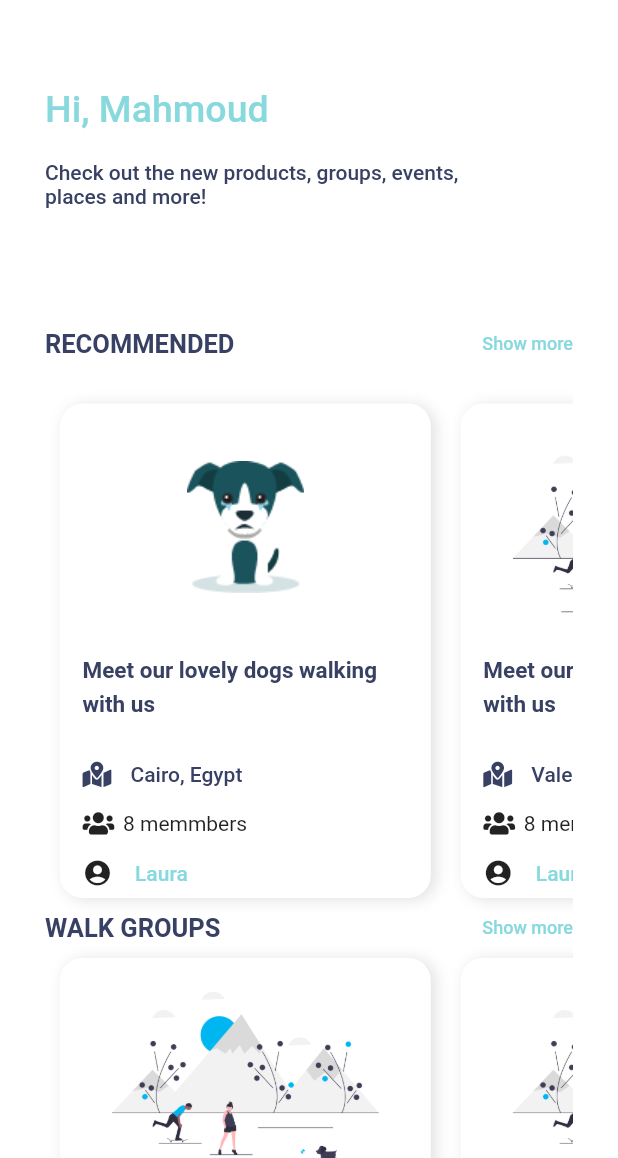
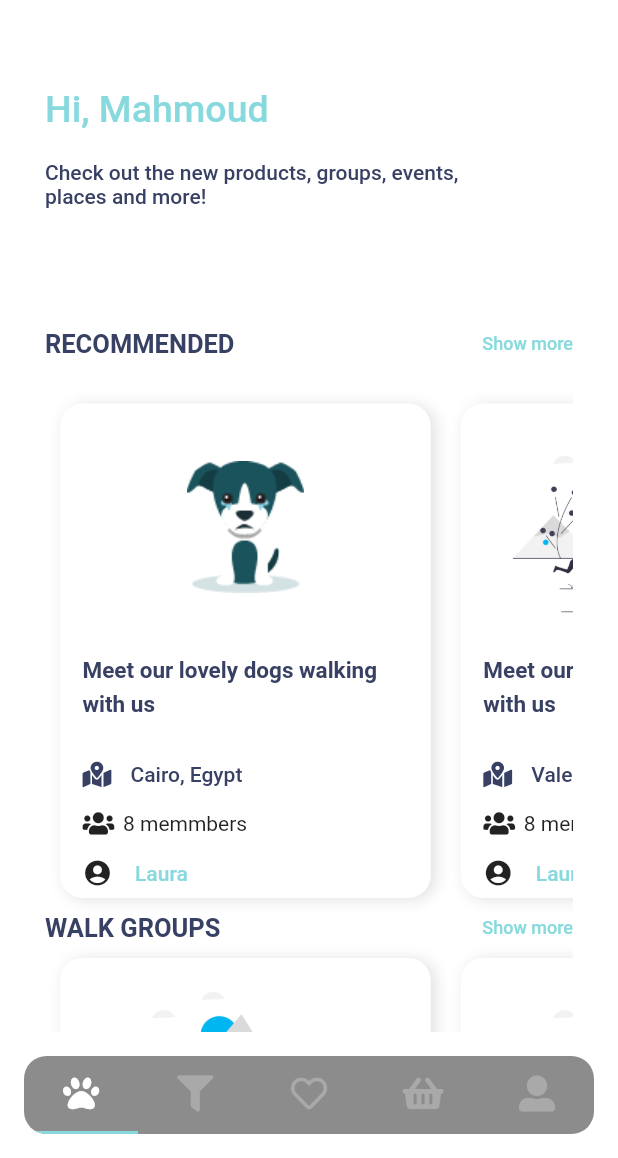
Before and after one commit to MHarooney/IPetMobileVersion, a Flutter app: the DashBoardScreen screen opened directly, on a phone screen of 412 x 824 dp, the part 78-1236 px from its top. Run offline on Flutter 3.47's test engine with Material 2 defaults, Android fonts, the phone set to English and light mode, and no system bars; our stand-ins replace country_code_picker, device_preview, font_awesome_flutter; Roboto replaces fonts that are missing (Montserrat).

Commit message:
Bottom App Bar Created

```diff
--- a/lib/views/dash_board/components/custom_grid_view_card.dart
+++ b/lib/views/dash_board/components/custom_grid_view_card.dart
@@ -24,11 +24,13 @@ class CustomGridViewCard extends StatelessWidget {
   }) : super(key: key);
   @override
   Widget build(BuildContext context) {
+    var size = MediaQuery.of(context).size;
+
     return MyCustomCard(
       ipetDecoration: AppConst.greyBoxShadow,
       colour: null,
-      ipetWidth: MediaQuery.of(context).size.width * 0.60,
-      ipetHeight: MediaQuery.of(context).size.height * 0.40,
+      ipetWidth: size.width * 0.60,
+      ipetHeight: size.height * 0.40,
       childCard: LayoutBuilder(
         builder: (context, constraints) => Column(
           children: <Widget>[
--- a/lib/views/dash_board/dash_board_page_mobile.dart
+++ b/lib/views/dash_board/dash_board_page_mobile.dart
@@ -3,6 +3,7 @@ import 'package:font_awesome_flutter/font_awesome_flutter.dart';
 import 'package:ipetmobile/constants/constants.dart';
 import 'package:ipetmobile/views/dash_board/components/custom_grid_view_card.dart';
 import 'package:ipetmobile/widgets/app_drawer/app_drawer.dart';
+import 'package:ipetmobile/widgets/common/ipet_bottom_app_bar.dart';
 import 'package:ipetmobile/widgets/common/ipet_custom_icon.dart';
 import 'package:ipetmobile/widgets/common/ipet_custom_scaffold.dart';
 import 'package:ipetmobile/widgets/common/ipet_top_appbar.dart';
@@ -12,12 +13,30 @@ import 'package:ipetmobile/widgets/ipet_custom_sizedbox.dart';
 import 'package:ipetmobile/widgets/label.dart';
 
 class DashBoardScreen extends StatefulWidget {
+  static String id = 'IPetHomeScreen';
   @override
   _DashBoardScreenState createState() => _DashBoardScreenState();
 }
 
-class _DashBoardScreenState extends State<DashBoardScreen> {
+class _DashBoardScreenState extends State<DashBoardScreen>
+    with SingleTickerProviderStateMixin {
   final GlobalKey<ScaffoldState> _scaffoldKey = new GlobalKey<ScaffoldState>();
+  TabController _tabController;
+
+  @override
+  void initState() {
+    // TODO: implement initState
+    super.initState();
+    _tabController = TabController(length: 5, vsync: this);
+  }
+
+  @override
+  void dispose() {
+    // TODO: implement dispose
+    super.dispose();
+    _tabController.dispose();
+  }
+
   @override
   Widget build(BuildContext context) {
     var size = MediaQuery.of(context).size;
@@ -25,7 +44,6 @@ class _DashBoardScreenState extends State<DashBoardScreen> {
     return IPetCustomScaffold(
       ipKey: _scaffoldKey,
       iPetTopAppBar: IPetCustomTopBarWidget(
-        // if (orientation == Orientation.portrait)
         iPetFirstPart: orientation == Orientation.portrait
             ? MyCustomCard(
                 colour: Colors.transparent,
@@ -48,6 +66,8 @@ class _DashBoardScreenState extends State<DashBoardScreen> {
         iPetLastPart: [],
       ),
       iPetDrawer: AppDrawer(),
+      // iPetBottomAppBar: IPetBottomCommonAppBar(tabController: _tabController),
+      iPetBottomAppBar: IPetBottomAppBar(tabController: _tabController),
       body: ListView(
         children: <Widget>[
           Padding(
--- a/lib/views/home/home_view_mobile.dart
+++ b/lib/views/home/home_view_mobile.dart
@@ -3,14 +3,11 @@ import 'package:ipetmobile/viewmodels/home_viewmodel.dart';
 import 'package:ipetmobile/views/dash_board/dash_board_page_mobile.dart';
 import 'package:ipetmobile/widgets/app_drawer/app_drawer.dart';
 import 'package:ipetmobile/widgets/base_model_widget.dart';
-import 'package:ipetmobile/widgets/common/ipet_custom_scaffold.dart';
 
 class HomeMobilePortrait extends BaseModelWidget<HomeViewModel> {
   @override
   Widget build(BuildContext context, HomeViewModel model) {
-    return IPetCustomScaffold(
-      body: DashBoardScreen(),
-    );
+    return DashBoardScreen();
   }
 }
 
--- a/lib/widgets/common/ipet_bottom_app_bar.dart
+++ b/lib/widgets/common/ipet_bottom_app_bar.dart
@@ -1,85 +1,70 @@
-// import 'dart:io';
-//
-// import 'package:flutter/material.dart';
-// import 'package:font_awesome_flutter/font_awesome_flutter.dart';
-// import 'package:ipetmobile/constants/constants.dart';
-// import 'package:ipetmobile/screens/account_screen/account_screen.dart';
-// import 'package:ipetmobile/screens/dash_board_screen/dash_board_screen.dart';
-//
-// class IPetBottomCommonAppBar extends StatelessWidget {
-//   const IPetBottomCommonAppBar({
-//     Key key,
-//     TabController tabController,
-//   })  : _tabController = tabController,
-//         super(key: key);
-//
-//   final TabController _tabController;
-//
-//   @override
-//   Widget build(BuildContext context) {
-//     return Scaffold(
-//       body: Stack(
-//         children: [
-//           TabBarView(
-//             children: [
-//               DashBoardScreen(),
-//               Container(color: Colors.green),
-//               Container(color: Colors.blue),
-//               Container(color: Colors.blue),
-//               AccountScreen(),
-//             ],
-//             controller: _tabController,
-//           ),
-//           Align(
-//             alignment: Alignment.bottomCenter,
-//             child: Padding(
-//               padding: Platform.isAndroid
-//                   ? EdgeInsets.all(16)
-//                   : EdgeInsets.fromLTRB(16, 16, 16, 30),
-//               child: ClipRRect(
-//                 borderRadius: BorderRadius.circular(15),
-//                 child: Container(
-//                   color: Colors.black45,
-//                   height: 52,
-//                   child: TabBar(
-//                     indicatorColor: AppConst.kPrimaryColor,
-//                     labelColor: AppConst.kPrimaryWhiteBgColor,
-//                     unselectedLabelColor: AppConst.kGreyColor,
-//                     tabs: [
-//                       Tab(
-//                         icon: FaIcon(
-//                           FontAwesomeIcons.paw,
-//                         ),
-//                       ),
-//                       Tab(
-//                         icon: FaIcon(
-//                           FontAwesomeIcons.filter,
-//                         ),
-//                       ),
-//                       Tab(
-//                         icon: FaIcon(
-//                           FontAwesomeIcons.heart,
-//                         ),
-//                       ),
-//                       Tab(
-//                         icon: FaIcon(
-//                           FontAwesomeIcons.shoppingBasket,
-//                         ),
-//                       ),
-//                       Tab(
-//                         icon: FaIcon(
-//                           FontAwesomeIcons.userAlt,
-//                         ),
-//                       ),
-//                     ],
-//                     controller: _tabController,
-//                   ),
-//                 ),
-//               ),
-//             ),
-//           ),
-//         ],
-//       ),
-//     );
-//   }
-// }
+import 'dart:io';
+
+import 'package:flutter/material.dart';
+import 'package:font_awesome_flutter/font_awesome_flutter.dart';
+import 'package:ipetmobile/constants/constants.dart';
+
+class IPetBottomAppBar extends StatelessWidget {
+  const IPetBottomAppBar({
+    Key key,
+    @required TabController tabController,
+  })  : _tabController = tabController,
+        super(key: key);
+
+  final TabController _tabController;
+
+  @override
+  Widget build(BuildContext context) {
+    return Container(
+      decoration: BoxDecoration(
+        borderRadius: BorderRadius.only(
+            topRight: Radius.circular(30), topLeft: Radius.circular(30)),
+      ),
+      child: Padding(
+        padding: Platform.isAndroid
+            ? EdgeInsets.all(16)
+            : EdgeInsets.fromLTRB(16, 16, 16, 30),
+        child: ClipRRect(
+          borderRadius: BorderRadius.circular(15),
+          child: Container(
+            color: Colors.black45,
+            height: 52,
+            child: TabBar(
+              indicatorColor: AppConst.kPrimaryColor,
+              labelColor: AppConst.kPrimaryWhiteBgColor,
+              unselectedLabelColor: AppConst.kGreyColor,
+              tabs: [
+                Tab(
+                  icon: FaIcon(
+                    FontAwesomeIcons.paw,
+                  ),
+                ),
+                Tab(
+                  icon: FaIcon(
+                    FontAwesomeIcons.filter,
+                  ),
+                ),
+                Tab(
+                  icon: FaIcon(
+                    FontAwesomeIcons.heart,
+                  ),
+                ),
+                Tab(
+                  icon: FaIcon(
+                    FontAwesomeIcons.shoppingBasket,
+                  ),
+                ),
+                Tab(
+                  icon: FaIcon(
+                    FontAwesomeIcons.userAlt,
+                  ),
+                ),
+              ],
+              controller: _tabController,
+            ),
+          ),
+        ),
+      ),
+    );
+  }
+}
--- a/lib/widgets/common/ipet_custom_scaffold.dart
+++ b/lib/widgets/common/ipet_custom_scaffold.dart
@@ -4,7 +4,7 @@ import 'package:ipetmobile/constants/constants.dart';
 class IPetCustomScaffold extends StatelessWidget {
   final Widget body;
   final PreferredSizeWidget iPetTopAppBar;
-  final PreferredSizeWidget iPetBottomAppBar;
+  final Widget iPetBottomAppBar;
   final Key ipKey;
   final Color iPetBGScaffoldColor;
   final Widget iPetDrawer;
```
Also changed, not shown: lib/views/account_screen/account_screen.dart (added, +28 -0 lines), lib/views/account_screen/components/account_body.dart (added, +217 -0 lines), lib/views/setting_screen/components/bott_nav_bar_content.dart (added, +78 -0 lines), lib/views/setting_screen/components/setting_body.dart (added, +170 -0 lines), lib/views/setting_screen/setting_screen.dart (added, +37 -0 lines).
